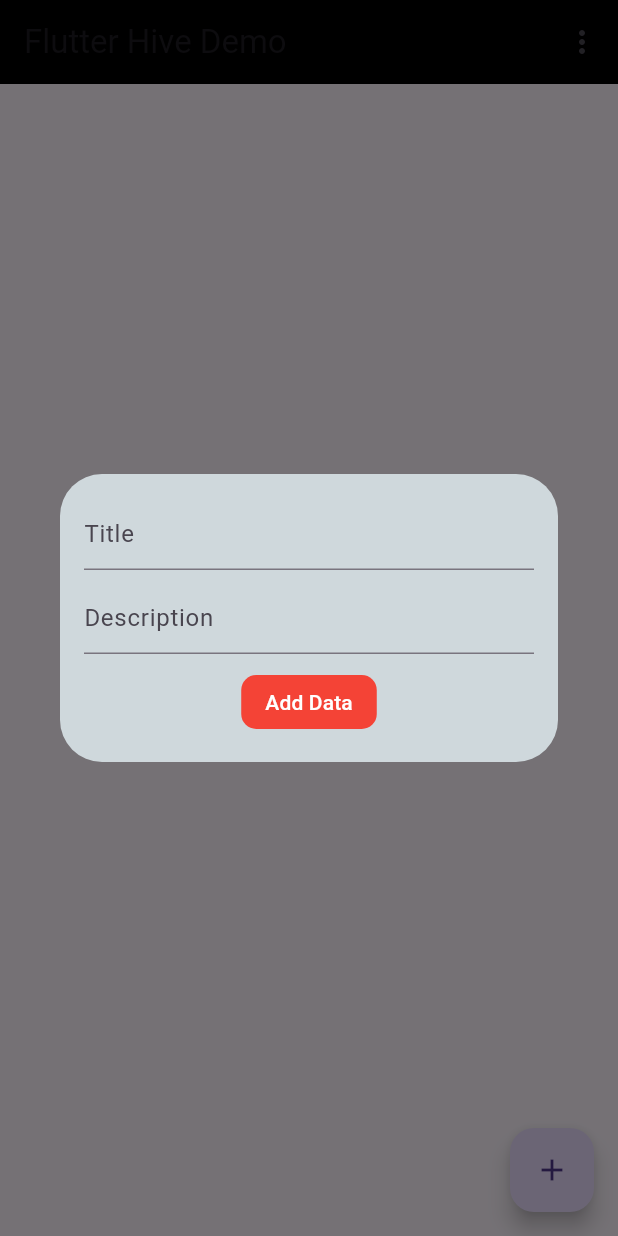
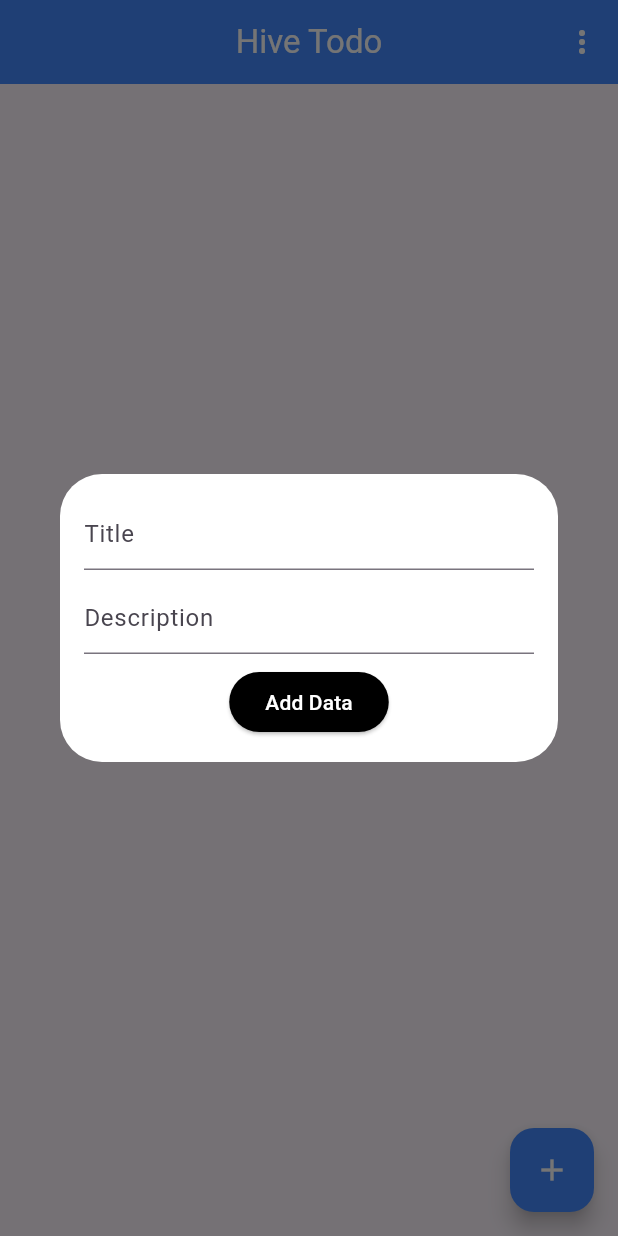
Before and after one commit to jibin94/flutter_hive_todo, a Flutter app: the screen it shows after launch, after a tap on the "add" icon, on a phone screen of 412 x 824 dp. Run offline on Flutter 3.47's test engine with Material 3 defaults, Android fonts, the phone set to English and light mode, and no system bars; our stand-ins replace hive, hive_flutter; accounts and stored records are empty.

```diff
--- a/lib/data_model.dart
+++ b/lib/model/data_model.dart
@@ -11,8 +11,8 @@ class DataModel{
   @HiveField(2)
   final bool complete;
 
-  DataModel({this.title, this.description, this.complete});
+  DataModel({required this.title, required this.description, required this.complete});
+}
 
-}
 //command to generate g.dart
-//flutter packages pub run build_runner build
+//dart run build_runner build
--- a/lib/my_home_page.dart
+++ /dev/null
@@ -1,200 +0,0 @@
-import 'package:flutter/material.dart';
-import 'package:flutter_hive_database_demo/data_model.dart';
-import 'package:hive/hive.dart';
-import 'package:hive_flutter/hive_flutter.dart';
-const String dataBoxName = "data";
-
-
-
-class MyHomePage extends StatefulWidget {
-
-  @override
-  _MyHomePageState createState() => _MyHomePageState();
-}
-
-enum DataFilter {ALL, COMPLETED, PROGRESS}
-
-class _MyHomePageState extends State<MyHomePage> {
-  Box<DataModel> dataBox;
-  final TextEditingController titleController = TextEditingController();
-  final TextEditingController descriptionController = TextEditingController();
-  DataFilter filter = DataFilter.ALL;
-
-  @override
-  void initState() {
-    // TODO: implement initState
-    super.initState();
-    dataBox = Hive.box<DataModel>(dataBoxName);
-  }
-
-  @override
-  Widget build(BuildContext context) {
-
-    return Scaffold(
-      appBar: AppBar(
-        automaticallyImplyLeading: false,
-        backgroundColor: Colors.black,
-        title: Text("Flutter Hive Demo"),
-        actions: <Widget>[
-          PopupMenuButton<String>(
-            onSelected: (value) {
-              if(value.compareTo("All") == 0){
-                setState(() {
-                  filter = DataFilter.ALL;
-                });
-              }else if (value.compareTo("Compeleted") == 0){
-                setState(() {
-                  filter = DataFilter.COMPLETED;
-                });
-              }else{
-                setState(() {
-                  filter = DataFilter.PROGRESS;
-                });
-              }
-            },
-            itemBuilder: (BuildContext context) {
-              return ["All", "Compeleted", "Progress"].map((option) {
-                return PopupMenuItem(
-                  value: option,
-                  child: Text(option),
-                );
-              }).toList();
-            },
-          )
-        ],
-      ),
-
-      body: SingleChildScrollView(
-        child: Column(
-          children: <Widget>[
-            ValueListenableBuilder(
-              valueListenable: dataBox.listenable(),
-
-              builder: (context, Box<DataModel> items, _){
-
-                List<int> keys;
-
-                if(filter == DataFilter.ALL){
-                  keys = items.keys.cast<int>().toList();
-                }else if(filter == DataFilter.COMPLETED){
-                  keys = items.keys.cast<int>().where((key) => items.get(key).complete).toList();
-                }else{
-                  keys = items.keys.cast<int>().where((key) => !items.get(key).complete).toList();
-                }
-
-                return ListView.separated(
-                  separatorBuilder: (_, index) => Divider(),
-                  itemCount: keys.length,
-                  shrinkWrap: true,
-                  scrollDirection: Axis.vertical,
-                  physics: NeverScrollableScrollPhysics(),
-                  itemBuilder:(_, index){
-                    final int key = keys[index];
-                    final DataModel data = items.get(key);
-                    return Card(
-                      shape: RoundedRectangleBorder(
-                        borderRadius: BorderRadius.circular(15.0),
-                      ),
-                      color: Colors.blueGrey[200],
-                      child: ListTile(
-                        title: Text(data.title, style: TextStyle(fontSize: 22,color: Colors.black),),
-                        subtitle: Text(data.description,style: TextStyle(fontSize: 20,color:Colors.black38)),
-                        leading: Text("$key", style: TextStyle(fontSize: 18,color: Colors.black),),
-                        trailing: Icon(Icons.check, color: data.complete ? Colors.deepPurpleAccent : Colors.red,),
-                        onTap: (){
-                          showDialog(
-                              context: context,
-                              child: Dialog(
-                                backgroundColor: Colors.white,
-                                  child: Container(
-                                    padding: EdgeInsets.all(16),
-                                    child: Column(
-                                      mainAxisSize: MainAxisSize.min,
-                                      children: <Widget>[
-                                        FlatButton(
-                                          shape: RoundedRectangleBorder(
-                                            borderRadius: BorderRadius.circular(10.0),
-                                          ),
-                                          color: Colors.blueAccent[100],
-                                          child: Text("Mark as complete",style: TextStyle(color: Colors.black87),),
-                                          onPressed: () {
-                                            DataModel mData = DataModel(
-                                                title: data.title,
-                                                description: data.description,
-                                                complete: true
-                                            );
-                                            dataBox.put(key, mData);
-                                            Navigator.pop(context);
-                                          },
-                                        )
-                                      ],
-                                    ),
-                                  )
-                              )
-                          );
-                        },
-                      ),
-                    );
-                  },
-
-                );
-              },
-            ),
-            SizedBox(height: 20,)
-          ],
-        ),
-      ),
-
-      floatingActionButton: FloatingActionButton(
-        onPressed: (){
-          showDialog(
-              context: context,
-              child: Dialog(
-                backgroundColor: Colors.blueGrey[100],
-                  child: Container(
-                    padding: EdgeInsets.all(16),
-                    child: Column(
-                      mainAxisSize: MainAxisSize.min,
-                      children: <Widget>[
-                        TextField(
-                          decoration: InputDecoration(hintText: "Title"),
-                          controller: titleController,
-                        ),
-                        SizedBox(
-                          height: 8,
-                        ),
-                        TextField(
-                          decoration: InputDecoration(hintText: "Description"),
-                          controller: descriptionController,
-                        ),
-                        SizedBox(
-                          height: 8,
-                        ),
-                        FlatButton(
-                          shape: RoundedRectangleBorder(
-                            borderRadius: BorderRadius.circular(10.0),
-                          ),
-                          color: Colors.red,
-                          child: Text("Add Data",style: TextStyle(color: Colors.white),),
-                          onPressed: () {
-                            final String title = titleController.text;
-                            final String description = descriptionController.text;
-                            titleController.clear();
-                            descriptionController.clear();
-                            DataModel data = DataModel(title: title, description: description, complete: false);
-                            dataBox.add(data);
-                            Navigator.pop(context);
-
-                          },
-                        )
-                      ],
-                    ),
-                  )
-              )
-          );
-        },
-        child: Icon(Icons.add),
-      ),
-    );
-  }
-}
--- /dev/null
+++ b/lib/pages/home_page.dart
@@ -0,0 +1,270 @@
+import 'package:flutter/material.dart';
+import 'package:flutter_hive_database_demo/model/data_model.dart';
+import 'package:hive_flutter/hive_flutter.dart';
+
+const String dataBoxName = "data";
+
+class MyHomePage extends StatefulWidget {
+  @override
+  _MyHomePageState createState() => _MyHomePageState();
+}
+
+enum DataFilter { ALL, COMPLETED, PROGRESS }
+
+class _MyHomePageState extends State<MyHomePage> {
+  late Box<DataModel> dataBox;
+  final TextEditingController titleController = TextEditingController();
+  final TextEditingController descriptionController = TextEditingController();
+  DataFilter filter = DataFilter.ALL;
+
+  @override
+  void initState() {
+    super.initState();
+    dataBox = Hive.box<DataModel>(dataBoxName);
+  }
+
+  @override
+  Widget build(BuildContext context) {
+    return Scaffold(
+      appBar: AppBar(
+        automaticallyImplyLeading: false,
+        backgroundColor: Colors.blueAccent,
+        centerTitle: true,
+        title: Text(
+          "Hive Todo",
+          style: TextStyle(color: Colors.white),
+        ),
+        actions: <Widget>[
+          PopupMenuButton<String>(
+            color: Colors.white,
+            iconColor: Colors.white,
+            onSelected: (value) {
+              if (value.compareTo("All") == 0) {
+                setState(() {
+                  filter = DataFilter.ALL;
+                });
+              } else if (value.compareTo("Completed") == 0) {
+                setState(() {
+                  filter = DataFilter.COMPLETED;
+                });
+              } else {
+                setState(() {
+                  filter = DataFilter.PROGRESS;
+                });
+              }
+            },
+            itemBuilder: (BuildContext context) {
+              return ["All", "Completed", "Progress"].map((option) {
+                return PopupMenuItem(
+                  value: option,
+                  child: Text(option),
+                );
+              }).toList();
+            },
+          )
+        ],
+      ),
+      body: Column(
+        children: <Widget>[
+          ValueListenableBuilder(
+            valueListenable: dataBox.listenable(),
+            builder: (context, Box<DataModel> items, _) {
+              List<int> keys;
+
+              if (filter == DataFilter.ALL) {
+                keys = items.keys.cast<int>().toList();
+              } else if (filter == DataFilter.COMPLETED) {
+                keys = items.keys
+                    .cast<int>()
+                    .where((key) => items.get(key)!.complete)
+                    .toList();
+              } else {
+                keys = items.keys
+                    .cast<int>()
+                    .where((key) => !items.get(key)!.complete)
+                    .toList();
+              }
+
+              return keys.length > 0
+                  ? ListView.separated(
+                      padding: EdgeInsets.all(5),
+                      separatorBuilder: (_, index) => Divider(),
+                      itemCount: keys.length,
+                      shrinkWrap: true,
+                      scrollDirection: Axis.vertical,
+                      itemBuilder: (_, index) {
+                        final int key = keys[index];
+                        final DataModel? data = items.get(key);
+                        return Card(
+                          shape: RoundedRectangleBorder(
+                            borderRadius: BorderRadius.circular(15.0),
+                          ),
+                          child: ListTile(
+                            title: Text(
+                              data!.title,
+                              style:
+                                  TextStyle(fontSize: 22, color: Colors.black),
+                            ),
+                            subtitle: Text(data.description,
+                                style: TextStyle(
+                                    fontSize: 20, color: Colors.black38)),
+                            //leading: Text("$key", style: TextStyle(fontSize: 18,color: Colors.black),),
+                            trailing: Icon(
+                              Icons.check,
+                              color: data.complete ? Colors.green : Colors.red,
+                            ),
+                            onTap: () {
+                              showDialog(
+                                context: context,
+                                builder: (BuildContext context) {
+                                  // Correct parameter here
+                                  return Dialog(
+                                    backgroundColor: Colors.white,
+                                    child: Container(
+                                      padding: EdgeInsets.all(16),
+                                      child: Column(
+                                        mainAxisSize: MainAxisSize.min,
+                                        children: <Widget>[
+                                          Text(
+                                            "Mark as complete?",
+                                            style: TextStyle(
+                                                fontSize: 16,
+                                                fontWeight: FontWeight.w600),
+                                          ),
+                                          SizedBox(
+                                            height: 10,
+                                          ),
+                                          Row(
+                                            mainAxisAlignment:
+                                                MainAxisAlignment.spaceEvenly,
+                                            children: [
+                                              ElevatedButton(
+                                                style: ElevatedButton.styleFrom(
+                                                  foregroundColor: Colors.white,
+                                                  backgroundColor: Colors
+                                                      .green, // foreground
+                                                ),
+                                                child: Text("Yes",
+                                                    style: TextStyle(
+                                                        color: Colors
+                                                            .white)), // Adjusted text color
+                                                onPressed: () {
+                                                  DataModel mData = DataModel(
+                                                      title: data.title,
+                                                      description:
+                                                          data.description,
+                                                      complete: true);
+                                                  dataBox.put(key, mData);
+                                                  Navigator.pop(context);
+                                                },
+                                              ),
+                                              ElevatedButton(
+                                                style: ElevatedButton.styleFrom(
+                                                  foregroundColor: Colors.white,
+                                                  backgroundColor:
+                                                      Colors.red, // foreground
+                                                ),
+                                                child: Text("No",
+                                                    style: TextStyle(
+                                                        color: Colors
+                                                            .white)), // Adjusted text color
+                                                onPressed: () {
+                                                  Navigator.pop(context);
+                                                },
+                                              )
+                                            ],
+                                          )
+                                        ],
+                                      ),
+                                    ),
+                                  );
+                                },
+                              );
+                            },
+                          ),
+                        );
+                      },
+                    )
+                  : Expanded(
+                      child: Center(
+                        child: Text(
+                          "No Data Available",
+                          style: TextStyle(fontSize: 14),
+                        ),
+                      ),
+                    );
+            },
+          ),
+          SizedBox(
+            height: 20,
+          )
+        ],
+      ),
+      floatingActionButton: FloatingActionButton(
+        backgroundColor: Colors.blueAccent,
+        onPressed: () {
+          showDialog(
+            context: context,
+            builder: (BuildContext context) {
+              return Dialog(
+                backgroundColor: Colors.white,
+                child: Container(
+                  padding: EdgeInsets.all(16),
+                  child: Column(
+                    mainAxisSize: MainAxisSize.min,
+                    children: <Widget>[
+                      TextField(
+                        decoration: InputDecoration(hintText: "Title"),
+                        controller: titleController,
+                        textCapitalization: TextCapitalization.words,
+                      ),
+                      SizedBox(
+                        height: 8,
+                      ),
+                      TextField(
+                        decoration: InputDecoration(hintText: "Description"),
+                        controller: descriptionController,
+                        textCapitalization: TextCapitalization.sentences,
+                      ),
+                      SizedBox(
+                        height: 8,
+                      ),
+                      ElevatedButton(
+                        style: ElevatedButton.styleFrom(
+                          foregroundColor: Colors.white, // Text color
+                          backgroundColor: Colors.black, // Button color
+                        ),
+                        child: Text("Add Data",
+                            style: TextStyle(color: Colors.white)),
+                        onPressed: () {
+                          final String title = titleController.text;
+                          final String description = descriptionController.text;
+                          // Clearing the TextFields
+                          titleController.clear();
+                          descriptionController.clear();
+                          // Creating a new DataModel instance
+                          DataModel data = DataModel(
+                              title: title,
+                              description: description,
+                              complete: false);
+                          // Assuming `dataBox` is your database or data storage instance
+                          dataBox.add(data);
+                          // Close the dialog
+                          Navigator.pop(context);
+                        },
+                      )
+                    ],
+                  ),
+                ),
+              );
+            },
+          );
+        },
+        child: Icon(
+          Icons.add,
+          color: Colors.white,
+        ),
+      ),
+    );
+  }
+}
--- /dev/null
+++ b/lib/pages/splash_screen.dart
@@ -0,0 +1,66 @@
+import 'dart:async';
+import 'package:flutter/material.dart';
+import 'package:flutter_hive_database_demo/pages/home_page.dart';
+
+class Splash extends StatefulWidget {
+  @override
+  VideoState createState() => VideoState();
+}
+
+class VideoState extends State<Splash> with SingleTickerProviderStateMixin {
+  var _visible = true;
+
+  AnimationController? animationController;
+  Animation<double>? animation;
+
+  @override
+  void initState() {
+    super.initState();
+
+    animationController = new AnimationController(
+        vsync: this, duration: new Duration(seconds: 1));
+    animation = new CurvedAnimation(
+        parent: animationController!, curve: Curves.easeOut);
+
+    animation!.addListener(() => this.setState(() {}));
+    animationController!.forward();
+
+    setState(() {
+      _visible = !_visible;
+    });
+    startTime();
+  }
+
+  @override
+  Widget build(BuildContext context) {
+    return Scaffold(
+      backgroundColor: Colors.white,
+      body: Stack(
+        fit: StackFit.expand,
+        children: <Widget>[
+          Column(
+            mainAxisAlignment: MainAxisAlignment.center,
+            children: <Widget>[
+              Image.asset(
+                'assets/hive.jpg',
+                width: animation!.value * 250,
+                height: animation!.value * 250,
+              ),
+            ],
+          ),
+        ],
+      ),
+    );
+  }
+
+  startTime() async {
+    var _duration = new Duration(seconds: 2);
+    return new Timer(_duration, navigationPage);
+  }
+
+  void navigationPage() {
+    Navigator.of(context).push(MaterialPageRoute(
+      builder: (context) => MyHomePage(),
+    ));
+  }
+}
--- a/lib/splash_screen.dart
+++ /dev/null
@@ -1,78 +0,0 @@
-import 'dart:async';
-import 'package:flutter/material.dart';
-import 'package:flutter_hive_database_demo/my_home_page.dart';
-
-
-class Splash extends StatefulWidget {
-  @override
-  VideoState createState() => VideoState();
-}
-
-class VideoState extends State<Splash> with SingleTickerProviderStateMixin{
-
-  var _visible = true;
-
-  AnimationController animationController;
-  Animation<double> animation;
-
-  startTime() async {
-    var _duration = new Duration(seconds: 2);
-    return new Timer(_duration, navigationPage);
-  }
-
-  void navigationPage() {
-    Navigator.of(context).push(
-        MaterialPageRoute(builder: (context) => MyHomePage(),));
-  }
-
-  @override
-  void initState() {
-    super.initState();
-
-
-
-    animationController = new AnimationController(
-        vsync: this, duration: new Duration(seconds: 1));
-    animation =
-    new CurvedAnimation(parent: animationController, curve: Curves.easeOut);
-
-    animation.addListener(() => this.setState(() {}));
-    animationController.forward();
-
-    setState(() {
-      _visible = !_visible;
-    });
-    startTime();
-  }
-
-  @override
-  Widget build(BuildContext context) {
-
-    return Scaffold(
-      backgroundColor: Colors.white,
-      body: Stack(
-        fit: StackFit.expand,
-        children: <Widget>[
-          new Column(
-            mainAxisAlignment: MainAxisAlignment.end,
-            mainAxisSize: MainAxisSize.min,
-            children: <Widget>[
-
-              Padding(padding: EdgeInsets.only(bottom: 30.0),child:new Image.asset('assets/powered_by.png',height: 25.0,fit: BoxFit.scaleDown,))
-
-            ],),
-          new Column(
-            mainAxisAlignment: MainAxisAlignment.center,
-            children: <Widget>[
-              new Image.asset(
-                'assets/devs.jpg',
-                width: animation.value * 250,
-                height: animation.value * 250,
-              ),
-            ],
-          ),
-        ],
-      ),
-    );
-  }
-}
```
Also changed, not shown: lib/main.dart (+7 -4 lines), pubspec.yaml (+7 -60 lines), Screens/Screenshot_20210419-124720.jpg (deleted), Screens/Screenshot_20210419-124725.jpg (deleted), Screens/Screenshot_20210419-124729.jpg (deleted), Screens/Screenshot_20210419-124734.jpg (deleted), Screens/Screenshot_20210419-124739.jpg (deleted), assets/devs.jpg (deleted), assets/hive.jpg (added), assets/powered_by.png (deleted), lib/model/data_model.g.dart, pubspec.lock, 8 other files.
